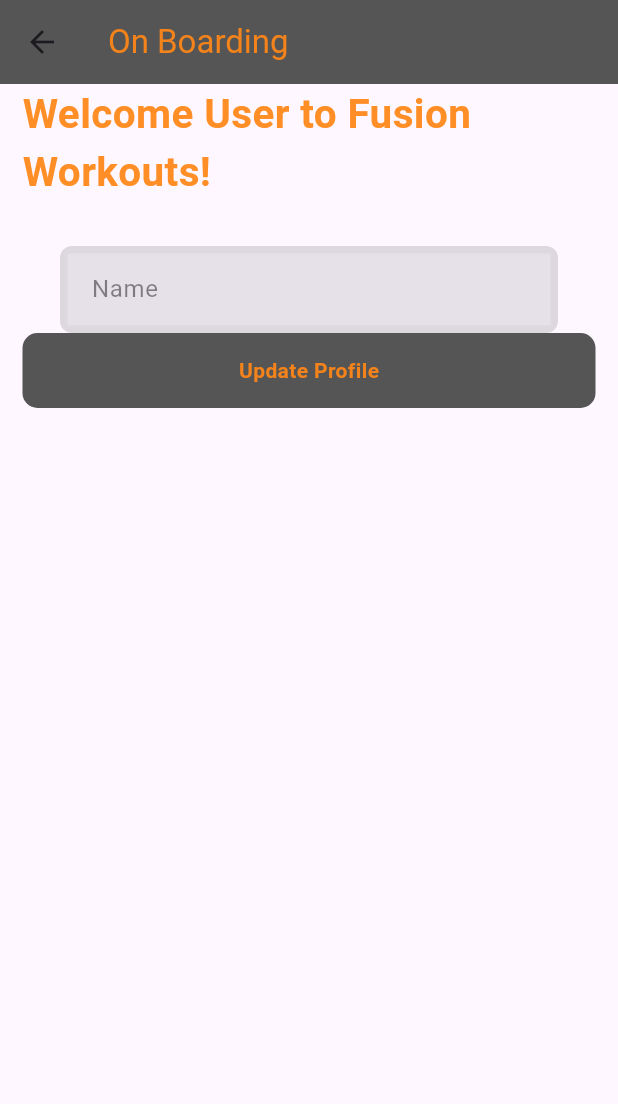
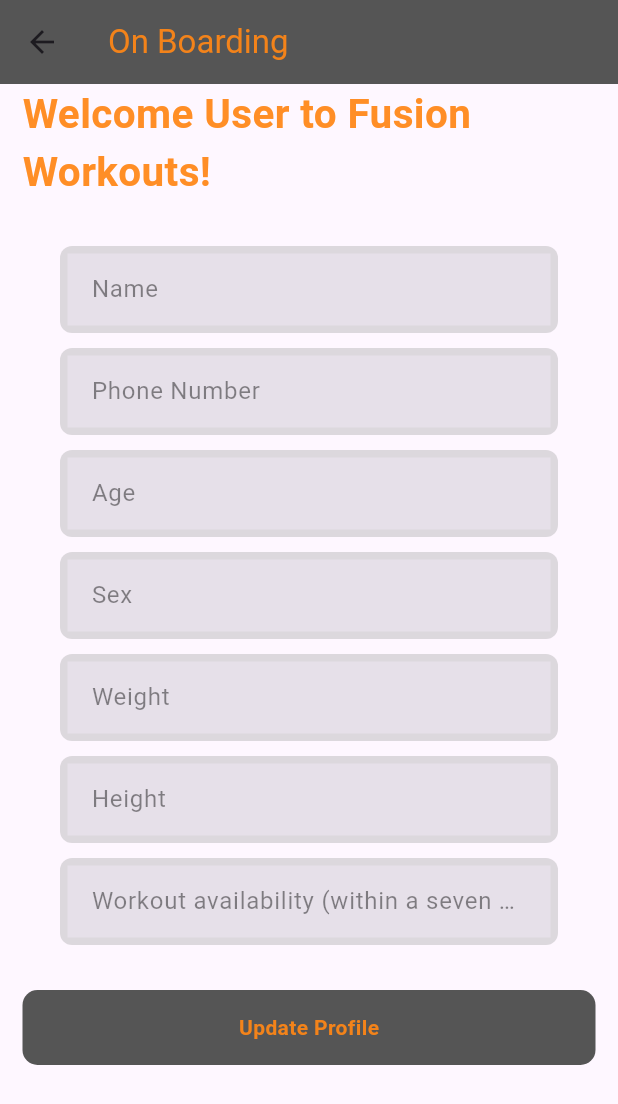
Before and after one commit to Walt-20/fusion-workout-flutter-app, a Flutter app: the OnBoarding screen opened directly, on a phone screen of 412 x 824 dp. Shown: the top 1104 px of the screen. Run offline on Flutter 3.47's test engine with Material 3 defaults, Android fonts, the phone set to English and light mode, and no system bars; our stand-ins replace cloud_firestore, firebase_auth, firebase_core, table_calendar; accounts and stored records are empty.

Commit message:
WOA-10 finished

```diff
--- a/lib/features/user_auth/presentation/pages/on_boarding.dart
+++ b/lib/features/user_auth/presentation/pages/on_boarding.dart
@@ -4,6 +4,7 @@ import 'package:firebase_auth/firebase_auth.dart';
 import 'package:flutter/material.dart';
 import 'package:fusion_workouts/features/user_auth/firebase_auth_implementation/entry.dart';
 import 'package:fusion_workouts/features/user_auth/firebase_auth_implementation/firebase_auth_services.dart';
+import 'package:fusion_workouts/features/user_auth/presentation/pages/dashboard_page.dart';
 import 'package:fusion_workouts/features/user_auth/presentation/widgets/form_container_widget.dart';
 
 class OnBoarding extends StatefulWidget {
@@ -59,63 +60,63 @@ class _OnBoardingState extends State<OnBoarding> {
                   hintText: "Name",
                   isPasswordField: false,
                 ),
-                // SizedBox(
-                //   height: 10,
-                // ),
-                // FormContainerWidget(
-                //   controller: _phoneNumberController,
-                //   key: Key('phoneNumber'),
-                //   hintText: "Phone Number",
-                //   isPasswordField: false,
-                // ),
-                // SizedBox(
-                //   height: 10,
-                // ),
-                // FormContainerWidget(
-                //   controller: _ageController,
-                //   key: Key('age'),
-                //   hintText: "Age",
-                //   isPasswordField: false,
-                // ),
-                // SizedBox(
-                //   height: 10,
-                // ),
-                // FormContainerWidget(
-                //   controller: _sexController,
-                //   key: Key('sex'),
-                //   hintText: "Sex",
-                //   isPasswordField: false,
-                // ),
-                // SizedBox(
-                //   height: 10,
-                // ),
-                // FormContainerWidget(
-                //   controller: _weightController,
-                //   key: Key('weight'),
-                //   hintText: "Weight",
-                //   isPasswordField: false,
-                // ),
-                // SizedBox(
-                //   height: 10,
-                // ),
-                // FormContainerWidget(
-                //   controller: _heightController,
-                //   key: Key('height'),
-                //   hintText: "Height",
-                //   isPasswordField: false,
-                // ),
-                // SizedBox(
-                //   height: 10,
-                // ),
-                // FormContainerWidget(
-                //   controller: _availabilityController,
-                //   key: Key('availability'),
-                //   hintText: "Workout availability (within a seven day peroid)",
-                //   isPasswordField: false,
-                // ),
-                // SizedBox(
-                //   height: 30,
-                // ),
+                SizedBox(
+                  height: 10,
+                ),
+                FormContainerWidget(
+                  controller: _phoneNumberController,
+                  key: Key('phoneNumber'),
+                  hintText: "Phone Number",
+                  isPasswordField: false,
+                ),
+                SizedBox(
+                  height: 10,
+                ),
+                FormContainerWidget(
+                  controller: _ageController,
+                  key: Key('age'),
+                  hintText: "Age",
+                  isPasswordField: false,
+                ),
+                SizedBox(
+                  height: 10,
+                ),
+                FormContainerWidget(
+                  controller: _sexController,
+                  key: Key('sex'),
+                  hintText: "Sex",
+                  isPasswordField: false,
+                ),
+                SizedBox(
+                  height: 10,
+                ),
+                FormContainerWidget(
+                  controller: _weightController,
+                  key: Key('weight'),
+                  hintText: "Weight",
+                  isPasswordField: false,
+                ),
+                SizedBox(
+                  height: 10,
+                ),
+                FormContainerWidget(
+                  controller: _heightController,
+                  key: Key('height'),
+                  hintText: "Height",
+                  isPasswordField: false,
+                ),
+                SizedBox(
+                  height: 10,
+                ),
+                FormContainerWidget(
+                  controller: _availabilityController,
+                  key: Key('availability'),
+                  hintText: "Workout availability (within a seven day peroid)",
+                  isPasswordField: false,
+                ),
+                SizedBox(
+                  height: 30,
+                ),
                 GestureDetector(
                   key: Key('onboardButton'),
                   onTap: _onboard,
@@ -136,6 +137,9 @@ class _OnBoardingState extends State<OnBoarding> {
                     ),
                   ),
                 ),
+                SizedBox(
+                  height: 30,
+                ),
               ],
             ),
           ),
@@ -147,6 +151,12 @@ class _OnBoardingState extends State<OnBoarding> {
   void _onboard() {
     String user = FirebaseAuth.instance.currentUser!.uid;
     print("onboard called User: " + FirebaseAuth.instance.currentUser!.uid);
+    showDialog(
+      context: context,
+      builder: (context) => Center(
+        child: CircularProgressIndicator(),
+      ),
+    );
     if (user != null) {
       try {
         _auth.writeEntryToFirebase(
@@ -162,6 +172,8 @@ class _OnBoardingState extends State<OnBoarding> {
             availability: _availabilityController.text,
           ),
         );
+        Navigator.push(
+            context, MaterialPageRoute(builder: (context) => DashboardPage()));
       } on FirebaseException catch (e) {
         if (e.code == 'permission-denied') {
           print('You do not have permission to perform this operation.');
--- a/lib/features/user_auth/presentation/pages/signup_page.dart
+++ b/lib/features/user_auth/presentation/pages/signup_page.dart
@@ -124,7 +124,6 @@ class _SignUpPageState extends State<SignUpPage> {
         await _auth.signUpWithEmailAndPassword(email, password);
         print("User signed up with uid: " + FirebaseAuth.instance.currentUser!.uid);
         Navigator.push(context, MaterialPageRoute(builder: (context) => OnBoarding()));
-
       } else {
         showAlertMessage("Passwords do not match");
       }
```
